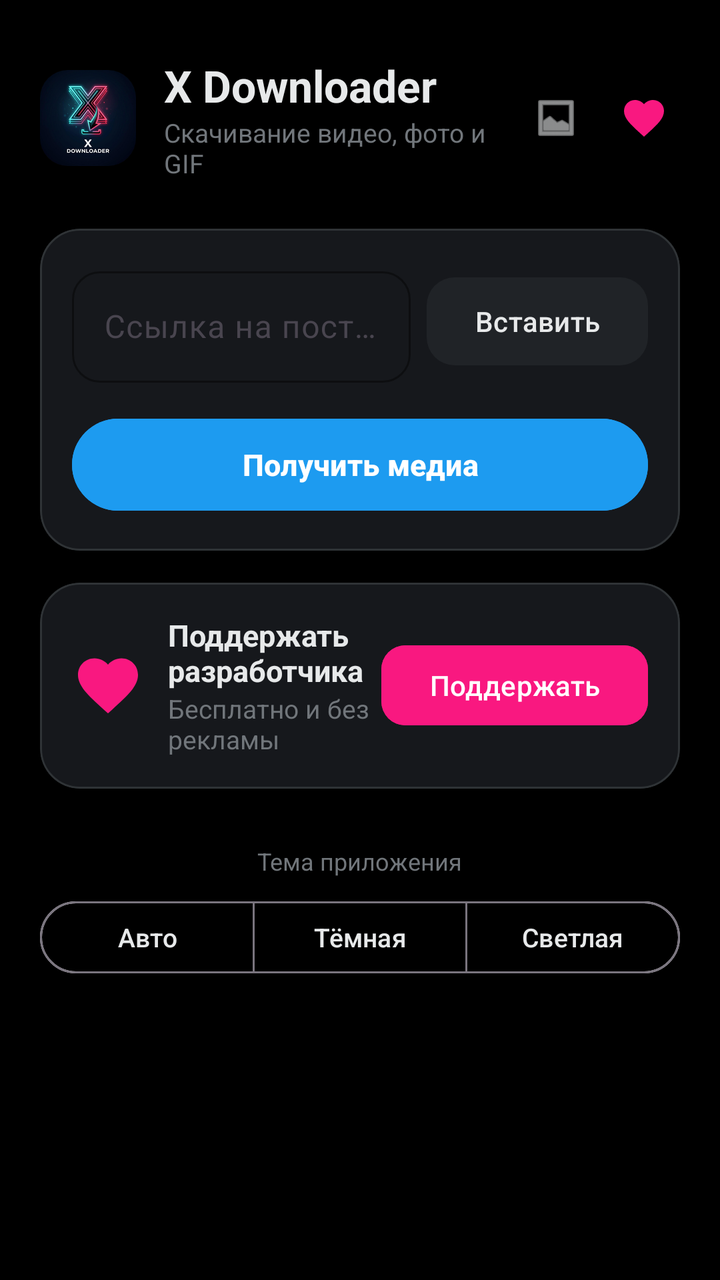
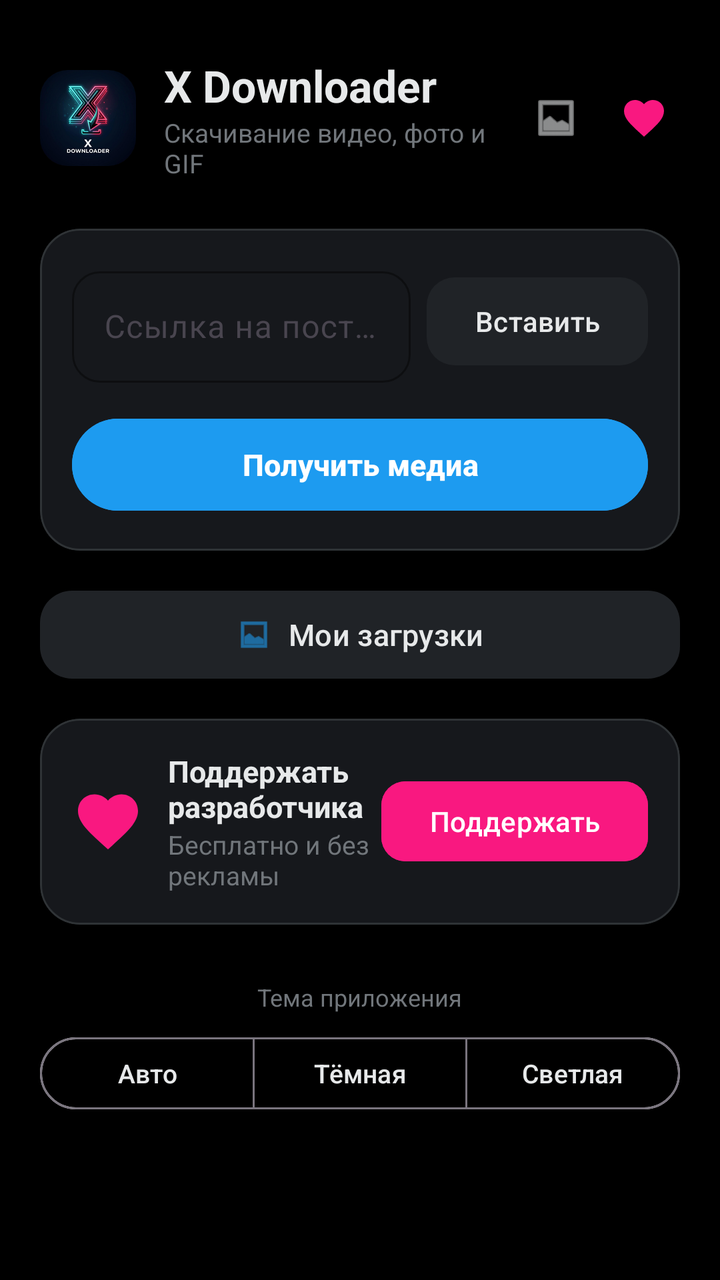

Screens rendered from an Android XML layout before and after an edit, with the pre-edit source and the edit as a unified diff.
<!-- AndroidManifest.xml: application theme Theme.XDownloader -->
<!-- res/layout/activity_main.xml -->
<?xml version="1.0" encoding="utf-8"?>
<androidx.coordinatorlayout.widget.CoordinatorLayout 
    xmlns:android="http://schemas.android.com/apk/res/android"
    xmlns:app="http://schemas.android.com/apk/res-auto"
    xmlns:tools="http://schemas.android.com/tools"
    android:layout_width="match_parent"
    android:layout_height="match_parent"
    android:background="@color/background_dark">

    <androidx.core.widget.NestedScrollView
        android:layout_width="match_parent"
        android:layout_height="match_parent"
        android:fillViewport="true">

        <LinearLayout
            android:layout_width="match_parent"
            android:layout_height="wrap_content"
            android:orientation="vertical"
            android:paddingHorizontal="20dp"
            android:paddingTop="28dp"
            android:paddingBottom="40dp">

            
            <LinearLayout
                android:layout_width="match_parent"
                android:layout_height="wrap_content"
                android:orientation="horizontal"
                android:gravity="center_vertical"
                android:layout_marginBottom="24dp">

                <com.google.android.material.imageview.ShapeableImageView
                    android:id="@+id/ivAppLogo"
                    android:layout_width="48dp"
                    android:layout_height="48dp"
                    android:src="@mipmap/ic_launcher"
                    android:contentDescription="X Downloader Logo"
                    app:shapeAppearanceOverlay="@style/ShapeAppearance.XDownloader.Logo" />

                <LinearLayout
                    android:layout_width="0dp"
                    android:layout_height="wrap_content"
                    android:layout_weight="1"
                    android:layout_marginStart="14dp"
                    android:orientation="vertical">

                    <TextView
                        android:id="@+id/tvAppTitle"
                        android:layout_width="wrap_content"
                        android:layout_height="wrap_content"
                        android:text="X Downloader"
                        android:textColor="@color/text_primary"
                        android:textSize="22sp"
                        android:textStyle="bold" />

                    <TextView
                        android:id="@+id/tvAppSubtitle"
                        android:layout_width="wrap_content"
                        android:layout_height="wrap_content"
                        android:text="Скачивание видео, фото и GIF"
                        android:textColor="@color/text_secondary"
                        android:textSize="13sp" />
                </LinearLayout>

                
                <com.google.android.material.button.MaterialButton
                    android:id="@+id/btnGallery"
                    style="@style/Widget.Material3.Button.IconButton"
                    android:layout_width="44dp"
                    android:layout_height="44dp"
                    android:contentDescription="@string/gallery_open"
                    app:icon="@android:drawable/ic_menu_gallery"
                    app:iconTint="@color/text_primary"
                    app:iconSize="24dp" />

                
                <com.google.android.material.button.MaterialButton
                    android:id="@+id/btnSupportHeader"
                    style="@style/Widget.Material3.Button.IconButton"
                    android:layout_width="44dp"
                    android:layout_height="44dp"
                    app:icon="@drawable/ic_heart"
                    app:iconTint="#F91880"
                    app:iconSize="24dp"
                    android:contentDescription="Поддержать автора" />
            </LinearLayout>

            
            <com.google.android.material.card.MaterialCardView
                android:id="@+id/cardInput"
                android:layout_width="match_parent"
                android:layout_height="wrap_content"
                app:cardCornerRadius="20dp"
                app:cardElevation="0dp"
                app:strokeWidth="1dp"
                app:strokeColor="#2F3336"
                app:cardBackgroundColor="@color/surface_dark"
                android:layout_marginBottom="16dp">

                <LinearLayout
                    android:layout_width="match_parent"
                    android:layout_height="wrap_content"
                    android:orientation="vertical"
                    android:padding="16dp">

                    <LinearLayout
                        android:layout_width="match_parent"
                        android:layout_height="wrap_content"
                        android:orientation="horizontal"
                        android:gravity="center_vertical">

                        <com.google.android.material.textfield.TextInputLayout
                            android:id="@+id/tilUrl"
                            android:layout_width="0dp"
                            android:layout_height="wrap_content"
                            android:layout_weight="1"
                            android:hint="Ссылка на пост в X (Twitter)..."
                            app:boxCornerRadiusTopStart="14dp"
                            app:boxCornerRadiusTopEnd="14dp"
                            app:boxCornerRadiusBottomStart="14dp"
                            app:boxCornerRadiusBottomEnd="14dp"
                            app:boxStrokeColor="@color/primary"
                            app:hintTextColor="@color/text_secondary"
                            style="@style/Widget.Material3.TextInputLayout.OutlinedBox">

                            <com.google.android.material.textfield.TextInputEditText
                                android:id="@+id/etUrl"
                                android:layout_width="match_parent"
                                android:layout_height="wrap_content"
                                android:singleLine="true"
                                android:textColor="@color/text_primary"
                                android:inputType="textUri" />
                        </com.google.android.material.textfield.TextInputLayout>

                        <com.google.android.material.button.MaterialButton
                            android:id="@+id/btnPaste"
                            android:layout_width="wrap_content"
                            android:layout_height="52dp"
                            android:layout_marginStart="8dp"
                            android:text="Вставить"
                            android:textColor="@color/text_primary"
                            app:cornerRadius="14dp"
                            app:backgroundTint="@color/surface_variant_dark"
                            style="@style/Widget.Material3.Button.TonalButton" />
                    </LinearLayout>

                    <com.google.android.material.button.MaterialButton
                        android:id="@+id/btnFind"
                        android:layout_width="match_parent"
                        android:layout_height="54dp"
                        android:layout_marginTop="14dp"
                        android:text="Получить медиа"
                        android:textSize="15sp"
                        android:textStyle="bold"
                        app:cornerRadius="27dp"
                        android:backgroundTint="@color/primary"
                        android:textColor="@color/white" />

                </LinearLayout>
            </com.google.android.material.card.MaterialCardView>

            
            <LinearLayout
                android:id="@+id/llLoading"
                android:layout_width="match_parent"
                android:layout_height="wrap_content"
                android:orientation="vertical"
                android:gravity="center"
                android:visibility="gone"
                android:paddingVertical="14dp">

                <com.google.android.material.progressindicator.LinearProgressIndicator
                    android:id="@+id/progressFetch"
                    android:layout_width="match_parent"
                    android:layout_height="wrap_content"
                    android:indeterminate="true"
                    app:indicatorColor="@color/primary"
                    app:trackColor="@color/surface_variant_dark"
                    app:trackCornerRadius="4dp" />

                <TextView
                    android:id="@+id/tvLoadingText"
                    android:layout_width="wrap_content"
                    android:layout_height="wrap_content"
                    android:layout_marginTop="10dp"
                    android:text="Анализ медиафайлов поста..."
                    android:textColor="@color/text_secondary"
                    android:textSize="13sp" />
            </LinearLayout>

            
            <com.google.android.material.card.MaterialCardView
                android:id="@+id/cardResult"
                android:layout_width="match_parent"
                android:layout_height="wrap_content"
                app:cardCornerRadius="20dp"
                app:cardElevation="0dp"
                app:strokeWidth="1dp"
                app:strokeColor="#2F3336"
                app:cardBackgroundColor="@color/surface_dark"
                android:visibility="gone"
                android:layout_marginBottom="16dp"
                tools:visibility="visible">

                <LinearLayout
                    android:layout_width="match_parent"
                    android:layout_height="wrap_content"
                    android:orientation="vertical"
                    android:padding="16dp">

                    
                    <LinearLayout
                        android:layout_width="match_parent"
                        android:layout_height="wrap_content"
                        android:orientation="horizontal"
                        android:gravity="center_vertical"
                        android:layout_marginBottom="6dp">

                        <TextView
                            android:id="@+id/tvAuthorName"
                            android:layout_width="wrap_content"
                            android:layout_height="wrap_content"
                            android:text="Имя Автора"
                            android:textColor="@color/text_primary"
                            android:textSize="15sp"
                            android:textStyle="bold" />

                        <TextView
                            android:id="@+id/tvAuthorHandle"
                            android:layout_width="wrap_content"
                            android:layout_height="wrap_content"
                            android:layout_marginStart="8dp"
                            android:text="@handle"
                            android:textColor="@color/text_secondary"
                            android:textSize="13sp" />
                    </LinearLayout>

                    <TextView
                        android:id="@+id/tvTweetText"
                        android:layout_width="match_parent"
                        android:layout_height="wrap_content"
                        android:text="Текст публикации в X..."
                        android:textColor="@color/text_primary"
                        android:textSize="14sp"
                        android:maxLines="3"
                        android:ellipsize="end"
                        android:layout_marginBottom="12dp" />

                    
                    <FrameLayout
                        android:layout_width="match_parent"
                        android:layout_height="220dp"
                        android:layout_marginBottom="16dp">

                        <com.google.android.material.imageview.ShapeableImageView
                            android:id="@+id/ivPreview"
                            android:layout_width="match_parent"
                            android:layout_height="match_parent"
                            android:scaleType="centerCrop"
                            android:background="@color/surface_variant_dark"
                            app:shapeAppearanceOverlay="@style/ShapeAppearance.XDownloader.Input" />

                        <TextView
                            android:id="@+id/tvBadgeType"
                            android:layout_width="wrap_content"
                            android:layout_height="wrap_content"
                            android:layout_gravity="top|end"
                            android:layout_margin="10dp"
                            android:paddingHorizontal="10dp"
                            android:paddingVertical="4dp"
                            android:background="@drawable/badge_background"
                            android:text="ВИДЕО"
                            android:textColor="@color/white"
                            android:textStyle="bold"
                            android:textSize="12sp" />
                    </FrameLayout>

                    
                    <TextView
                        android:layout_width="wrap_content"
                        android:layout_height="wrap_content"
                        android:text="Выберите формат скачивания:"
                        android:textColor="@color/text_secondary"
                        android:textSize="13sp"
                        android:textStyle="bold"
                        android:layout_marginBottom="8dp" />

                    
                    <RadioGroup
                        android:id="@+id/rgFormats"
                        android:layout_width="match_parent"
                        android:layout_height="wrap_content"
                        android:orientation="vertical"
                        android:layout_marginBottom="10dp" />

                    <TextView
                        android:id="@+id/tvGifNotice"
                        android:layout_width="match_parent"
                        android:layout_height="wrap_content"
                        android:text="💡 Формат GIF: сохраняет видео в виде зацикленной анимации .gif без звука, готовой для Telegram, WhatsApp и галереи."
                        android:textColor="#00D2FF"
                        android:textSize="12sp"
                        android:visibility="gone"
                        android:padding="10dp"
                        android:background="#151D9BF0"
                        android:layout_marginBottom="12dp" />

                    
                    <com.google.android.material.button.MaterialButton
                        android:id="@+id/btnDownload"
                        android:layout_width="match_parent"
                        android:layout_height="54dp"
                        android:text="Скачать видео"
                        android:textSize="15sp"
                        android:textStyle="bold"
                        app:cornerRadius="27dp"
                        android:backgroundTint="@color/primary"
                        android:textColor="@color/white" />

                    
                    <LinearLayout
                        android:layout_width="match_parent"
                        android:layout_height="wrap_content"
                        android:layout_marginTop="12dp"
                        android:orientation="horizontal">

                        <com.google.android.material.button.MaterialButton
                            android:id="@+id/btnViewVideo"
                            style="@style/Widget.Material3.Button.TonalButton"
                            android:layout_width="0dp"
                            android:layout_height="48dp"
                            android:layout_marginEnd="6dp"
                            android:layout_weight="1"
                            android:text="В галерею"
                            android:textColor="@color/text_primary"
                            android:textSize="13sp"
                            app:backgroundTint="@color/surface_variant_dark"
                            app:cornerRadius="20dp" />

                        <com.google.android.material.button.MaterialButton
                            android:id="@+id/btnShare"
                            style="@style/Widget.Material3.Button.TonalButton"
                            android:layout_width="0dp"
                            android:layout_height="48dp"
                            android:layout_marginStart="6dp"
                            android:layout_weight="1"
                            android:text="Поделиться"
                            android:textColor="@color/text_primary"
                            android:textSize="13sp"
                            app:backgroundTint="@color/surface_variant_dark"
                            app:cornerRadius="20dp" />
                    </LinearLayout>

                    
                    <LinearLayout
                        android:id="@+id/layoutStatus"
                        android:layout_width="match_parent"
                        android:layout_height="wrap_content"
                        android:orientation="vertical"
                        android:gravity="center"
                        android:visibility="gone"
                        android:layout_marginTop="14dp">

                        <com.google.android.material.progressindicator.LinearProgressIndicator
                            android:id="@+id/progressDownload"
                            android:layout_width="match_parent"
                            android:layout_height="wrap_content"
                            app:indicatorColor="@color/primary"
                            app:trackColor="@color/surface_variant_dark"
                            app:trackCornerRadius="4dp" />

                        <TextView
                            android:id="@+id/tvStatus"
                            android:layout_width="match_parent"
                            android:layout_height="wrap_content"
                            android:layout_marginTop="8dp"
                            android:gravity="center"
                            android:text="Подготовка..."
                            android:textColor="@color/text_secondary"
                            android:textSize="13sp" />
                    </LinearLayout>

                </LinearLayout>
            </com.google.android.material.card.MaterialCardView>

            
            <com.google.android.material.card.MaterialCardView
                android:id="@+id/cardSupport"
                android:layout_width="match_parent"
                android:layout_height="wrap_content"
                app:cardCornerRadius="20dp"
                app:strokeWidth="1dp"
                app:strokeColor="#2F3336"
                app:cardBackgroundColor="@color/surface_dark"
                android:layout_marginBottom="20dp">

                <LinearLayout
                    android:layout_width="match_parent"
                    android:layout_height="wrap_content"
                    android:orientation="horizontal"
                    android:gravity="center_vertical"
                    android:padding="16dp">

                    <ImageView
                        android:layout_width="36dp"
                        android:layout_height="36dp"
                        android:src="@drawable/ic_heart"
                        app:tint="#F91880"
                        android:contentDescription="Heart" />

                    <LinearLayout
                        android:layout_width="0dp"
                        android:layout_height="wrap_content"
                        android:layout_weight="1"
                        android:layout_marginStart="12dp"
                        android:orientation="vertical">

                        <TextView
                            android:layout_width="wrap_content"
                            android:layout_height="wrap_content"
                            android:text="Поддержать разработчика"
                            android:textColor="@color/text_primary"
                            android:textSize="15sp"
                            android:textStyle="bold" />

                        <TextView
                            android:layout_width="wrap_content"
                            android:layout_height="wrap_content"
                            android:text="Бесплатно и без рекламы"
                            android:textColor="@color/text_secondary"
                            android:textSize="13sp" />
                    </LinearLayout>

                    <com.google.android.material.button.MaterialButton
                        android:id="@+id/btnSupport"
                        android:layout_width="wrap_content"
                        android:layout_height="wrap_content"
                        android:text="Поддержать"
                        app:cornerRadius="12dp"
                        android:backgroundTint="#F91880"
                        android:textColor="@color/white" />
                </LinearLayout>
            </com.google.android.material.card.MaterialCardView>

            
            <LinearLayout
                android:layout_width="match_parent"
                android:layout_height="wrap_content"
                android:orientation="vertical"
                android:gravity="center_horizontal"
                android:layout_marginTop="8dp">

                <TextView
                    android:layout_width="wrap_content"
                    android:layout_height="wrap_content"
                    android:text="Тема приложения"
                    android:textColor="@color/text_secondary"
                    android:textSize="12sp"
                    android:layout_marginBottom="8dp" />

                <com.google.android.material.button.MaterialButtonToggleGroup
                    android:id="@+id/toggleThemeGroup"
                    android:layout_width="match_parent"
                    android:layout_height="wrap_content"
                    app:singleSelection="true"
                    app:selectionRequired="true">

                    <com.google.android.material.button.MaterialButton
                        android:id="@+id/btnThemeAuto"
                        style="@style/Widget.Material3.Button.OutlinedButton"
                        android:layout_width="0dp"
                        android:layout_height="44dp"
                        android:layout_weight="1"
                        android:text="Авто"
                        android:textSize="13sp"
                        android:textColor="@color/text_primary" />

                    <com.google.android.material.button.MaterialButton
                        android:id="@+id/btnThemeDark"
                        style="@style/Widget.Material3.Button.OutlinedButton"
                        android:layout_width="0dp"
                        android:layout_height="44dp"
                        android:layout_weight="1"
                        android:text="Тёмная"
                        android:textSize="13sp"
                        android:textColor="@color/text_primary" />

                    <com.google.android.material.button.MaterialButton
                        android:id="@+id/btnThemeLight"
                        style="@style/Widget.Material3.Button.OutlinedButton"
                        android:layout_width="0dp"
                        android:layout_height="44dp"
                        android:layout_weight="1"
                        android:text="Светлая"
                        android:textSize="13sp"
                        android:textColor="@color/text_primary" />

                </com.google.android.material.button.MaterialButtonToggleGroup>
            </LinearLayout>

        </LinearLayout>
    </androidx.core.widget.NestedScrollView>

</androidx.coordinatorlayout.widget.CoordinatorLayout>
<!-- resources referenced by this layout -->
<resources>
  <color name="background_dark">#000000</color>
  <color name="primary">#1D9BF0</color>
  <color name="surface_dark">#16181C</color>
  <color name="surface_variant_dark">#202327</color>
  <color name="text_primary">#E7E9EA</color>
  <color name="text_secondary">#71767B</color>
  <color name="white">#FFFFFF</color>
  <!-- drawable badge_background (drawable) -->
  <?xml version="1.0" encoding="utf-8"?>
  <shape xmlns:android="http://schemas.android.com/apk/res/android"
      android:shape="rectangle">
      <corners android:radius="8dp" />
      <solid android:color="#CC000000" />
      <padding
          android:left="8dp"
          android:top="4dp"
          android:right="8dp"
          android:bottom="4dp" />
  </shape>
  <!-- drawable ic_heart (drawable) -->
  <vector xmlns:android="http://schemas.android.com/apk/res/android"
      android:width="24dp"
      android:height="24dp"
      android:viewportWidth="24"
      android:viewportHeight="24">
    <path
        android:fillColor="#FF4081"
        android:pathData="M12,21.35l-1.45,-1.32C5.4,15.36 2,12.28 2,8.5 2,5.42 4.42,3 7.5,3c1.74,0 3.41,0.81 4.5,2.09C13.09,3.81 14.76,3 16.5,3 19.58,3 22,5.42 22,8.5c0,3.78 -3.4,6.86 -8.55,11.54L12,21.35z"/>
  </vector>
  <!-- mipmap ic_launcher: png bitmap (mipmap-hdpi, 8681 bytes) -->
  <string name="gallery_open">Мои загрузки</string>
  <style name="ShapeAppearance.XDownloader.Input" parent="ShapeAppearance.Material3.Corner.Full">
          <item name="cornerSize">14dp</item>
      </style>
  <style name="ShapeAppearance.XDownloader.Logo" parent="ShapeAppearance.Material3.Corner.Full">
          <item name="cornerSize">14dp</item>
      </style>
  <style name="Theme.XDownloader" parent="Theme.Material3.DayNight.NoActionBar">
          <item name="colorPrimary">@color/primary</item>
          <item name="android:statusBarColor">@color/background_dark</item>
          <item name="android:windowLightStatusBar">false</item>
      </style>
</resources>

<!-- the commit's change to res/layout/activity_main.xml (unified diff, before → after) -->
@@ -157,6 +157,22 @@
 
                 </LinearLayout>
             </com.google.android.material.card.MaterialCardView>
+
+            
+            <com.google.android.material.button.MaterialButton
+                android:id="@+id/btnGalleryMain"
+                style="@style/Widget.Material3.Button.TonalButton"
+                android:layout_width="match_parent"
+                android:layout_height="52dp"
+                android:layout_marginBottom="16dp"
+                android:text="@string/gallery_title"
+                android:textColor="@color/text_primary"
+                android:textSize="15sp"
+                app:backgroundTint="@color/surface_variant_dark"
+                app:cornerRadius="16dp"
+                app:icon="@android:drawable/ic_menu_gallery"
+                app:iconGravity="textStart"
+                app:iconTint="@color/primary" />
 
             
             <LinearLayout
<!-- resource entries referenced after the edit -->
@@ -31,6 +31,7 @@
   </vector>
   <!-- mipmap ic_launcher: png bitmap (mipmap-hdpi, 8681 bytes) -->
   <string name="gallery_open">Мои загрузки</string>
+  <string name="gallery_title">Мои загрузки</string>
   <style name="ShapeAppearance.XDownloader.Input" parent="ShapeAppearance.Material3.Corner.Full">
           <item name="cornerSize">14dp</item>
       </style>
